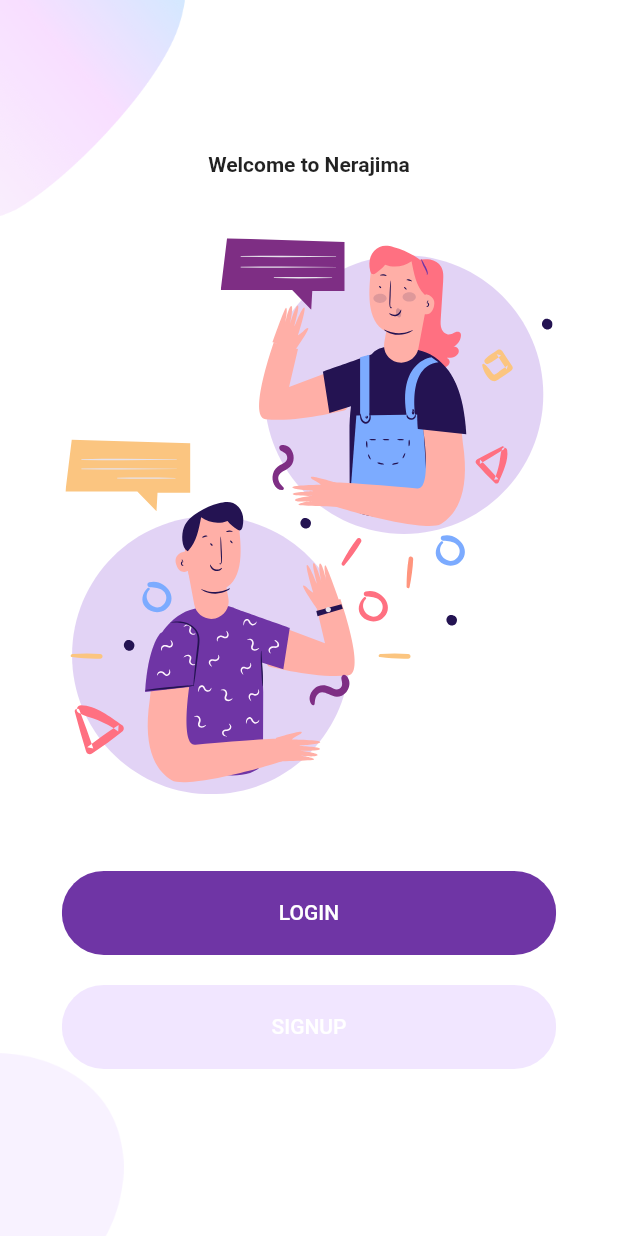
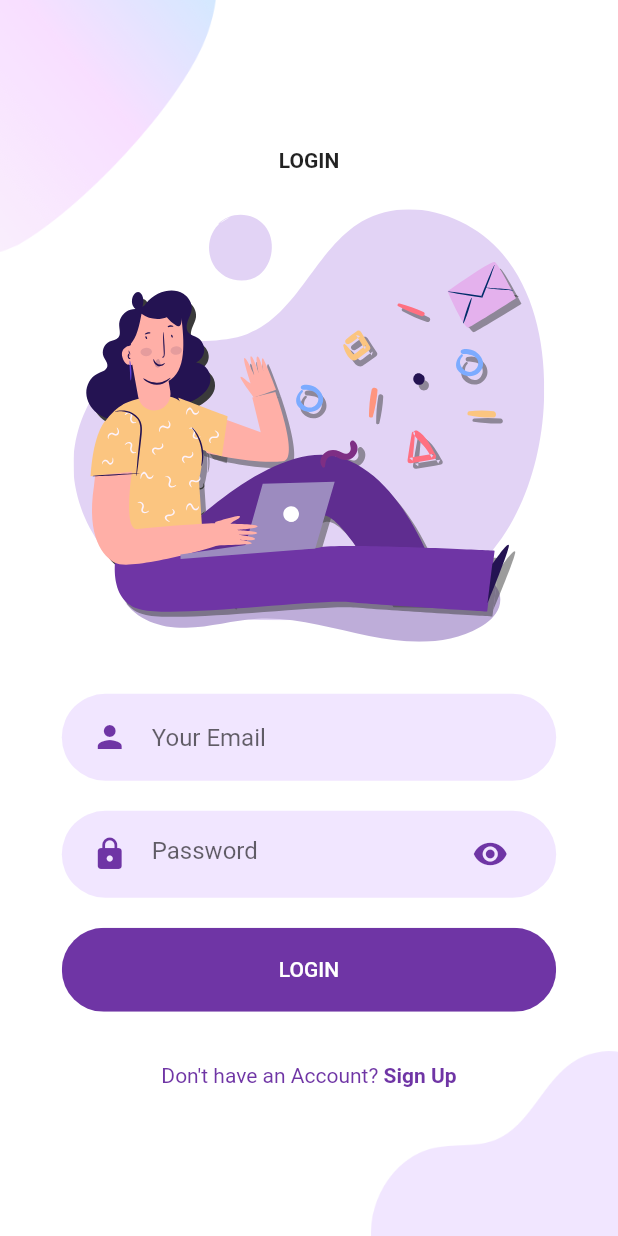
Before and after one commit to pavittarsingh315/Flutter-UIs, a Flutter app: the screen it shows after launch, after a tap on "LOGIN", on a phone screen of 412 x 824 dp. Run offline on Flutter 3.47's test engine with Material 2 defaults, Android fonts, the phone set to English and light mode, and no system bars; our stand-ins replace flutter_svg.

Commit message:
Second Commit

```diff
--- /dev/null
+++ b/my_app/lib/Screens/Login/components/already_have_an_account_check.dart
@@ -0,0 +1,35 @@
+import 'package:flutter/material.dart';
+import 'package:my_app/constants.dart';
+
+class AlreadyHaveAnAccountCheck extends StatelessWidget {
+  final bool login;
+  final VoidCallback press;
+  const AlreadyHaveAnAccountCheck({
+    Key? key,
+    this.login = true,
+    required this.press,
+  }) : super(key: key);
+
+  @override
+  Widget build(BuildContext context) {
+    return Row(
+      mainAxisAlignment: MainAxisAlignment.center,
+      children: [
+        Text(
+          this.login ? "Don't have an Account? " : "Already have an Account? ",
+          style: TextStyle(color: kPrimaryColor),
+        ),
+        GestureDetector(
+          onTap: this.press,
+          child: Text(
+            this.login ? "Sign Up" : "Login",
+            style: TextStyle(
+              color: kPrimaryColor,
+              fontWeight: FontWeight.bold,
+            ),
+          ),
+        )
+      ],
+    );
+  }
+}
--- /dev/null
+++ b/my_app/lib/Screens/Login/components/background.dart
@@ -0,0 +1,37 @@
+import 'package:flutter/material.dart';
+
+class Background extends StatelessWidget {
+  final Widget child;
+  const Background({Key? key, required this.child}) : super(key: key);
+
+  @override
+  Widget build(BuildContext context) {
+    var size = MediaQuery.of(context).size;
+    return Container(
+      width: double.infinity,
+      height: size.height,
+      child: Stack(
+        alignment: Alignment.center,
+        children: [
+          Positioned(
+            top: 0,
+            left: 0,
+            child: Image.asset(
+              "assets/images/main_top.png",
+              width: size.width * 0.35,
+            ),
+          ),
+          Positioned(
+            bottom: 0,
+            right: 0,
+            child: Image.asset(
+              "assets/images/login_bottom.png",
+              width: size.width * 0.4,
+            ),
+          ),
+          child,
+        ],
+      ),
+    );
+  }
+}
--- /dev/null
+++ b/my_app/lib/Screens/Login/components/body.dart
@@ -0,0 +1,51 @@
+import 'package:flutter/material.dart';
+import 'package:flutter_svg/svg.dart';
+import 'package:my_app/Screens/Login/components/already_have_an_account_check.dart';
+import 'package:my_app/Screens/Login/components/background.dart';
+import 'package:my_app/Screens/Login/components/rounded_input_field.dart';
+import 'package:my_app/Screens/Login/components/rounded_password_field.dart';
+import 'package:my_app/components/rounded_button.dart';
+
+class Body extends StatelessWidget {
+  @override
+  Widget build(BuildContext context) {
+    var size = MediaQuery.of(context).size;
+    return Background(
+      child: Column(
+        mainAxisAlignment: MainAxisAlignment.center,
+        children: [
+          Text(
+            'LOGIN',
+            style: TextStyle(fontWeight: FontWeight.bold),
+          ),
+          SizedBox(height: size.height * 0.03),
+          SvgPicture.asset(
+            "assets/icons/login.svg",
+            height: size.height * 0.35,
+          ),
+          SizedBox(height: size.height * 0.03),
+          RoundedInputField(
+            hintText: "Your Email",
+            icon: Icons.person,
+            onChanged: (value) {
+              print(value);
+            },
+          ),
+          RoundedPasswordField(
+            onChanged: (value) {
+              print(value);
+            },
+          ),
+          RoundedButton(
+            text: "LOGIN",
+            press: () {},
+          ),
+          SizedBox(height: size.height * 0.03),
+          AlreadyHaveAnAccountCheck(
+            press: () {},
+          )
+        ],
+      ),
+    );
+  }
+}
--- /dev/null
+++ b/my_app/lib/Screens/Login/components/rounded_input_field.dart
@@ -0,0 +1,32 @@
+import 'package:flutter/material.dart';
+import 'package:my_app/constants.dart';
+import 'package:my_app/Screens/Login/components/text_field_container.dart';
+
+class RoundedInputField extends StatelessWidget {
+  final String hintText;
+  final IconData icon;
+  final ValueChanged<String> onChanged;
+  const RoundedInputField({
+    Key? key,
+    required this.hintText,
+    required this.icon,
+    required this.onChanged,
+  }) : super(key: key);
+
+  @override
+  Widget build(BuildContext context) {
+    return TextFieldContainer(
+      child: TextField(
+        onChanged: this.onChanged,
+        decoration: InputDecoration(
+          icon: Icon(
+            this.icon,
+            color: kPrimaryColor,
+          ),
+          hintText: this.hintText,
+          border: InputBorder.none,
+        ),
+      ),
+    );
+  }
+}
--- /dev/null
+++ b/my_app/lib/Screens/Login/components/rounded_password_field.dart
@@ -0,0 +1,48 @@
+import 'package:flutter/material.dart';
+import 'package:my_app/Screens/Login/components/text_field_container.dart';
+import 'package:my_app/constants.dart';
+
+class RoundedPasswordField extends StatefulWidget {
+  final ValueChanged<String> onChanged;
+  const RoundedPasswordField({
+    Key? key,
+    required this.onChanged,
+  }) : super(key: key);
+
+  @override
+  _RoundedPasswordFieldState createState() => _RoundedPasswordFieldState();
+}
+
+class _RoundedPasswordFieldState extends State<RoundedPasswordField> {
+  bool hidden = true;
+
+  @override
+  Widget build(BuildContext context) {
+    return TextFieldContainer(
+      child: TextField(
+        onChanged: this.widget.onChanged,
+        obscureText: this.hidden,
+        decoration: InputDecoration(
+          hintText: "Password",
+          icon: Icon(
+            Icons.lock,
+            color: kPrimaryColor,
+          ),
+          suffixIcon: IconButton(
+            splashColor: Colors.transparent,
+            icon: Icon(
+              Icons.visibility,
+              color: kPrimaryColor,
+            ),
+            onPressed: () {
+              setState(() {
+                hidden = !hidden;
+              });
+            },
+          ),
+          border: InputBorder.none,
+        ),
+      ),
+    );
+  }
+}
--- /dev/null
+++ b/my_app/lib/Screens/Login/components/text_field_container.dart
@@ -0,0 +1,22 @@
+import 'package:flutter/material.dart';
+import 'package:my_app/constants.dart';
+
+class TextFieldContainer extends StatelessWidget {
+  final Widget child;
+  const TextFieldContainer({Key? key, required this.child}) : super(key: key);
+
+  @override
+  Widget build(BuildContext context) {
+    var size = MediaQuery.of(context).size;
+    return Container(
+      margin: EdgeInsets.symmetric(vertical: 10),
+      width: size.width * 0.8,
+      padding: EdgeInsets.symmetric(vertical: 5, horizontal: 20),
+      decoration: BoxDecoration(
+        borderRadius: BorderRadius.circular(29),
+        color: kPrimaryLightColor,
+      ),
+      child: this.child,
+    );
+  }
+}
--- /dev/null
+++ b/my_app/lib/Screens/Login/login_screen.dart
@@ -0,0 +1,11 @@
+import 'package:flutter/material.dart';
+import 'package:my_app/Screens/Login/components/body.dart';
+
+class LoginScreen extends StatelessWidget {
+  @override
+  Widget build(BuildContext context) {
+    return Scaffold(
+      body: Body(),
+    );
+  }
+}
--- a/my_app/lib/Screens/Welcome/components/body.dart
+++ b/my_app/lib/Screens/Welcome/components/body.dart
@@ -1,5 +1,6 @@
 import 'package:flutter/material.dart';
 import 'package:flutter_svg/svg.dart';
+import 'package:my_app/Screens/Login/login_screen.dart';
 import 'package:my_app/Screens/Welcome/components/background.dart';
 import 'package:my_app/components/rounded_button.dart';
 import 'package:my_app/constants.dart';
@@ -32,7 +33,12 @@ class Body extends StatelessWidget {
             RoundedButton(
               text: "LOGIN",
               press: () {
-                print('Hello World');
+                Navigator.push(
+                  context,
+                  MaterialPageRoute(
+                    builder: (context) => LoginScreen(),
+                  ),
+                );
               },
             ),
             RoundedButton(
```
Also changed, not shown: 1 other file.
